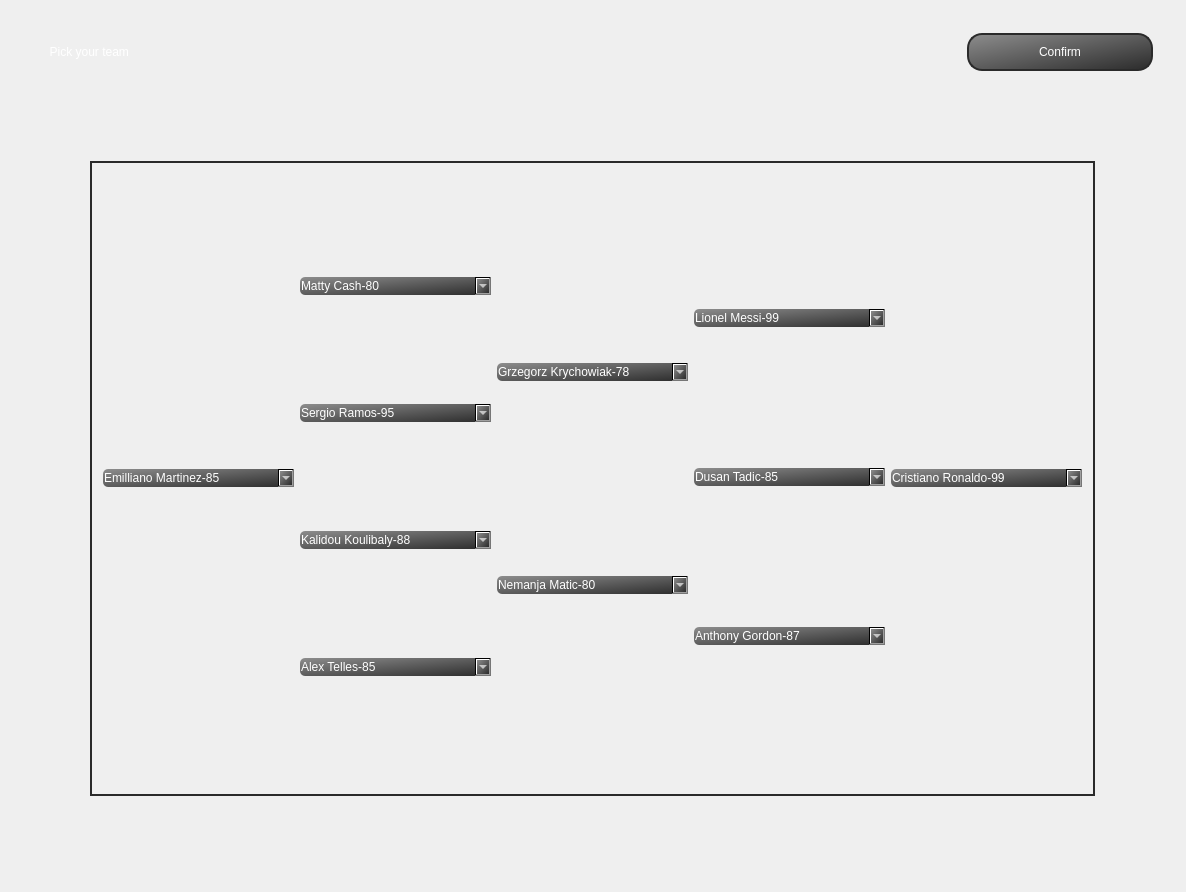
This is NewGame.ui in DawidO99/FM_QT_Project_vol2 as Qt 5 draws it before an edit. The edited form follows.
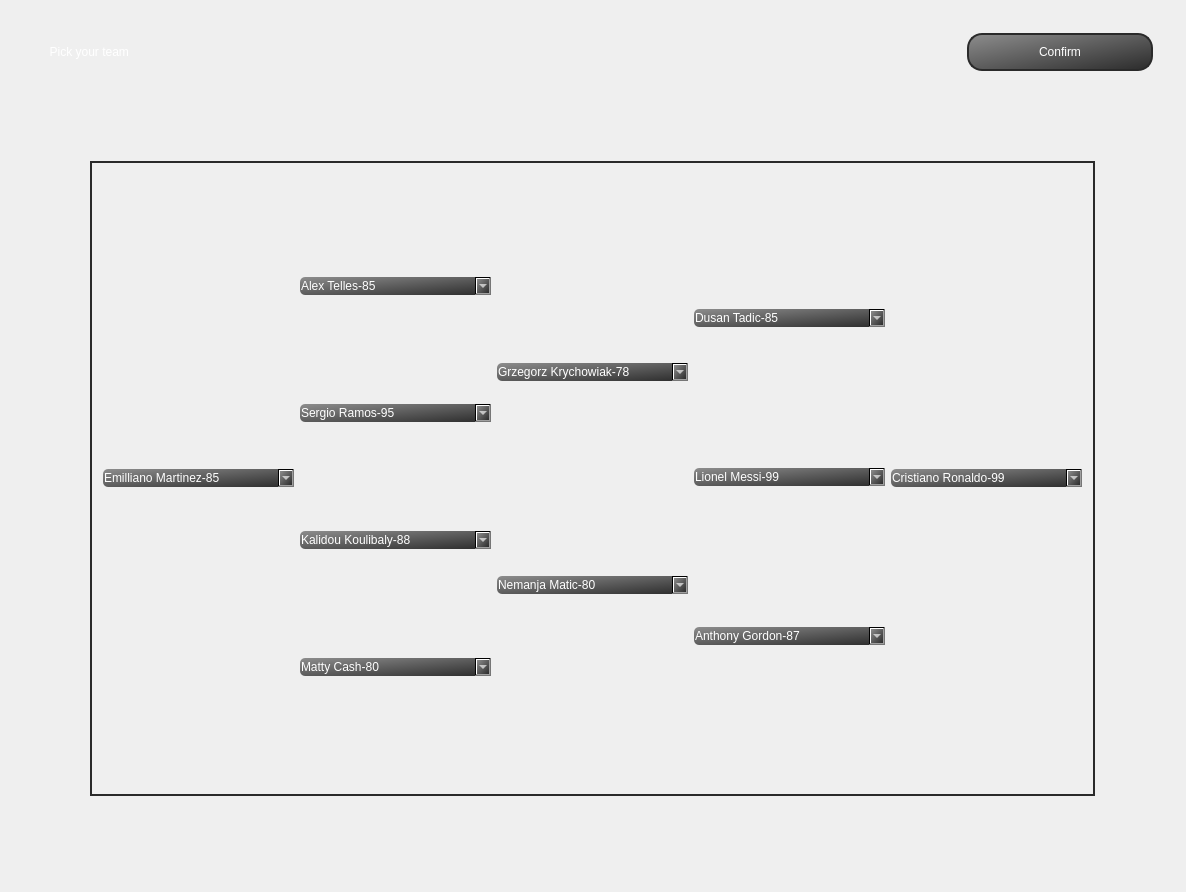
This is the edited form. The open tabs and pages were chosen to show the change. Icons and pictures are not drawn.

What changed in the file:
```diff
--- a/NewGame.ui
+++ b/NewGame.ui
@@ -450,7 +450,7 @@
                  <item>
                   <layout class="QVBoxLayout" name="verticalLayout_9">
                    <item>
-                    <widget class="QComboBox" name="comboBox_right_back">
+                    <widget class="QComboBox" name="comboBox_left_back">
                      <property name="styleSheet">
                       <string notr="true">background-color: qlineargradient(spread:pad, x1:0, y1:0, x2:1, y2:1, stop:0 rgba(141, 141, 141, 255), stop:1 rgba(43, 43, 43, 255));
 color: rgb(255, 255, 255);
@@ -467,7 +467,7 @@
                      </property>
                      <item>
                       <property name="text">
-                       <string>Matty Cash-80</string>
+                       <string>Alex Telles-85</string>
                       </property>
                      </item>
                      <item>
@@ -579,7 +579,7 @@
                     </widget>
                    </item>
                    <item>
-                    <widget class="QComboBox" name="comboBox_left_back">
+                    <widget class="QComboBox" name="comboBox_right_back">
                      <property name="styleSheet">
                       <string notr="true">background-color: qlineargradient(spread:pad, x1:0, y1:0, x2:1, y2:1, stop:0 rgba(141, 141, 141, 255), stop:1 rgba(43, 43, 43, 255));
 color: rgb(255, 255, 255);
@@ -596,7 +596,7 @@
                      </property>
                      <item>
                       <property name="text">
-                       <string>Alex Telles-85</string>
+                       <string>Matty Cash-80</string>
                       </property>
                      </item>
                      <item>
@@ -715,49 +715,6 @@
                  </item>
                  <item>
                   <layout class="QVBoxLayout" name="verticalLayout_5">
-                   <item>
-                    <widget class="QComboBox" name="comboBox_offensive_midfielder">
-                     <property name="styleSheet">
-                      <string notr="true">background-color: qlineargradient(spread:pad, x1:0, y1:0, x2:1, y2:1, stop:0 rgba(141, 141, 141, 255), stop:1 rgba(43, 43, 43, 255));
-color: rgb(255, 255, 255);
-	font: 600 italic 10pt &quot;Segoe UI&quot;;
-
-	border-color: rgb(0, 0, 0);
-
-    border-radius: 5px;        /* Promień zaokrąglenia */
-    padding: 1px;              /* Wewnętrzne marginesy */
-	border-color: rgb(0, 0, 0);
-
-
-</string>
-                     </property>
-                     <item>
-                      <property name="text">
-                       <string>Lionel Messi-99</string>
-                      </property>
-                     </item>
-                     <item>
-                      <property name="text">
-                       <string>Mesut Ozil-94</string>
-                      </property>
-                     </item>
-                     <item>
-                      <property name="text">
-                       <string>Marco Veratti-86</string>
-                      </property>
-                     </item>
-                     <item>
-                      <property name="text">
-                       <string>Bruno Guimaraes-88</string>
-                      </property>
-                     </item>
-                     <item>
-                      <property name="text">
-                       <string>Wissam Ben Yedder-90</string>
-                      </property>
-                     </item>
-                    </widget>
-                   </item>
                    <item>
                     <widget class="QComboBox" name="comboBox_left_forward">
                      <property name="styleSheet">
@@ -801,6 +758,49 @@
                      </item>
                     </widget>
                    </item>
+                   <item>
+                    <widget class="QComboBox" name="comboBox_offensive_midfielder">
+                     <property name="styleSheet">
+                      <string notr="true">background-color: qlineargradient(spread:pad, x1:0, y1:0, x2:1, y2:1, stop:0 rgba(141, 141, 141, 255), stop:1 rgba(43, 43, 43, 255));
+color: rgb(255, 255, 255);
+	font: 600 italic 10pt &quot;Segoe UI&quot;;
+
+	border-color: rgb(0, 0, 0);
+
+    border-radius: 5px;        /* Promień zaokrąglenia */
+    padding: 1px;              /* Wewnętrzne marginesy */
+	border-color: rgb(0, 0, 0);
+
+
+</string>
+                     </property>
+                     <item>
+                      <property name="text">
+                       <string>Lionel Messi-99</string>
+                      </property>
+                     </item>
+                     <item>
+                      <property name="text">
+                       <string>Mesut Ozil-94</string>
+                      </property>
+                     </item>
+                     <item>
+                      <property name="text">
+                       <string>Marco Veratti-86</string>
+                      </property>
+                     </item>
+                     <item>
+                      <property name="text">
+                       <string>Bruno Guimaraes-88</string>
+                      </property>
+                     </item>
+                     <item>
+                      <property name="text">
+                       <string>Wissam Ben Yedder-90</string>
+                      </property>
+                     </item>
+                    </widget>
+                   </item>
                    <item>
                     <widget class="QComboBox" name="comboBox_right_forward">
                      <property name="styleSheet">
```
Left out of the diff: 18 changed lines with no effect on the pictures.
